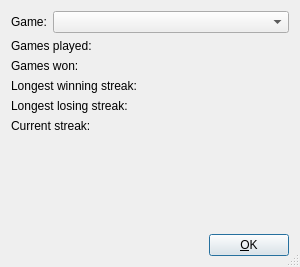
The window that gamestats.ui (KDE/kpat) describes before a commit, drawn with Qt 5.
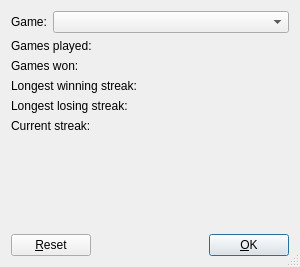
The same window after the commit.

Commit message: commiting junior job patch BUG: 127318

Diff of the .ui file:
```diff
--- a/gamestats.ui
+++ b/gamestats.ui
@@ -182,6 +182,13 @@
      <property name="spacing" >
       <number>6</number>
      </property>
+     <item>
+      <widget class="QPushButton" name="buttonReset" >
+       <property name="text" >
+        <string>&amp;Reset</string>
+       </property>
+      </widget>
+     </item>
      <item>
       <spacer>
        <property name="orientation" >
```
The commit also changes 2 other files.
